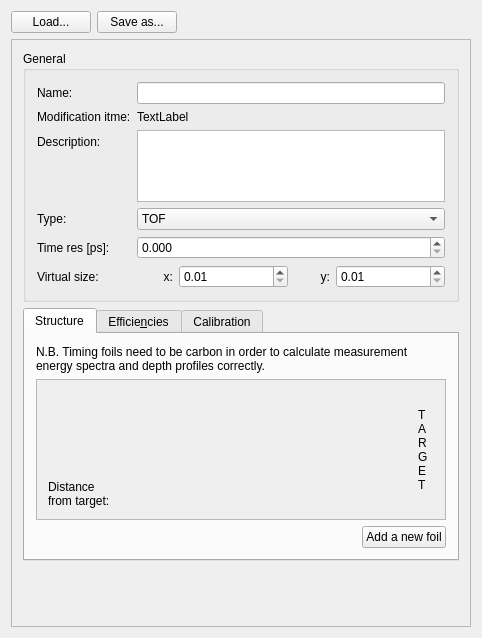
Old version of the form ui_files/ui_request_detector_settings.ui in the repository JYU-IBA/potku.
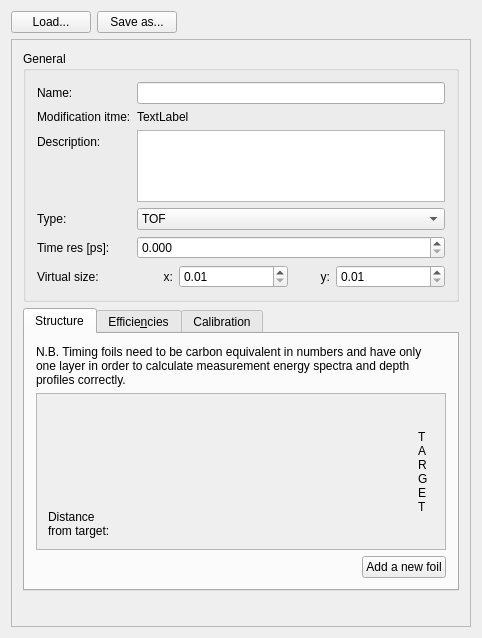
New version of the form. Icons and pictures are not drawn.

Commit message: Added a notice to users about timing foils needing to have only one layer.

The edit to the form file:
```diff
--- a/ui_files/ui_request_detector_settings.ui
+++ b/ui_files/ui_request_detector_settings.ui
@@ -344,8 +344,9 @@
                  <item>
                   <widget class="QLabel" name="label_11">
                    <property name="text">
-                    <string>N.B. Timing foils need to be carbon in order to calculate measurement
-energy spectra and depth profiles correctly.</string>
+                    <string>N.B. Timing foils need to be carbon equivalent in numbers and have only
+one layer in order to calculate measurement energy spectra and depth
+profiles correctly.</string>
                    </property>
                   </widget>
                  </item>
@@ -354,7 +355,7 @@
                    <property name="minimumSize">
                     <size>
                      <width>0</width>
-                     <height>139</height>
+                     <height>155</height>
                     </size>
                    </property>
                    <property name="widgetResizable">
@@ -366,7 +367,7 @@
                       <x>0</x>
                       <y>0</y>
                       <width>412</width>
-                      <height>138</height>
+                      <height>154</height>
                      </rect>
                     </property>
                     <layout class="QHBoxLayout" name="horizontalLayout_4">
```
